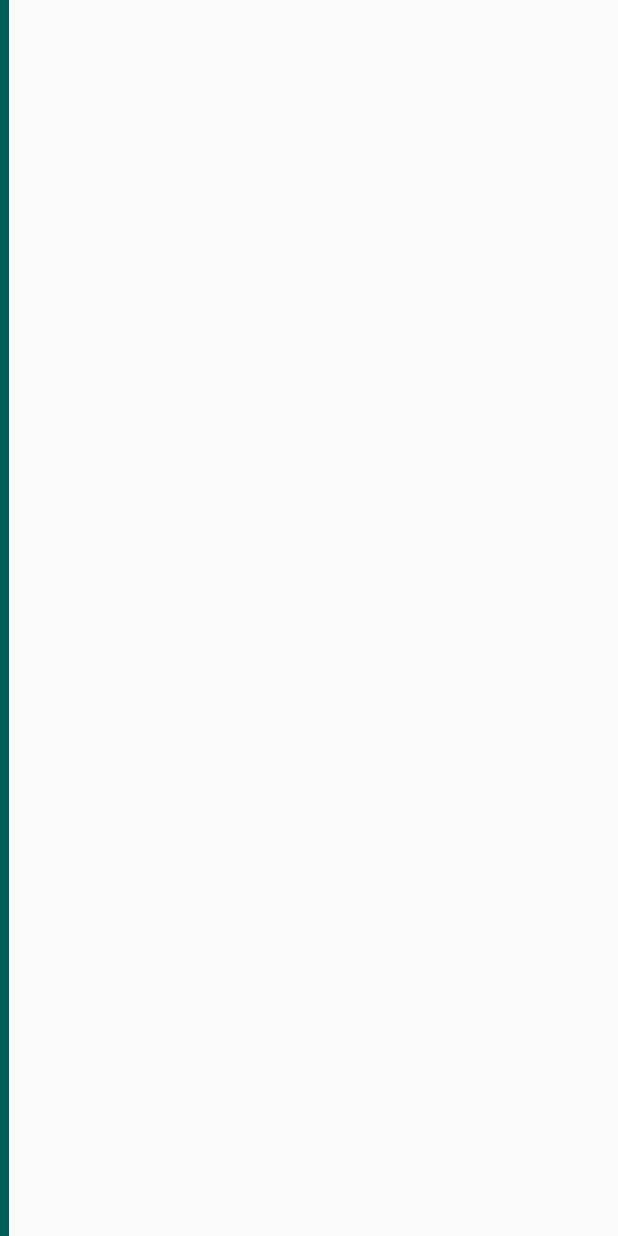
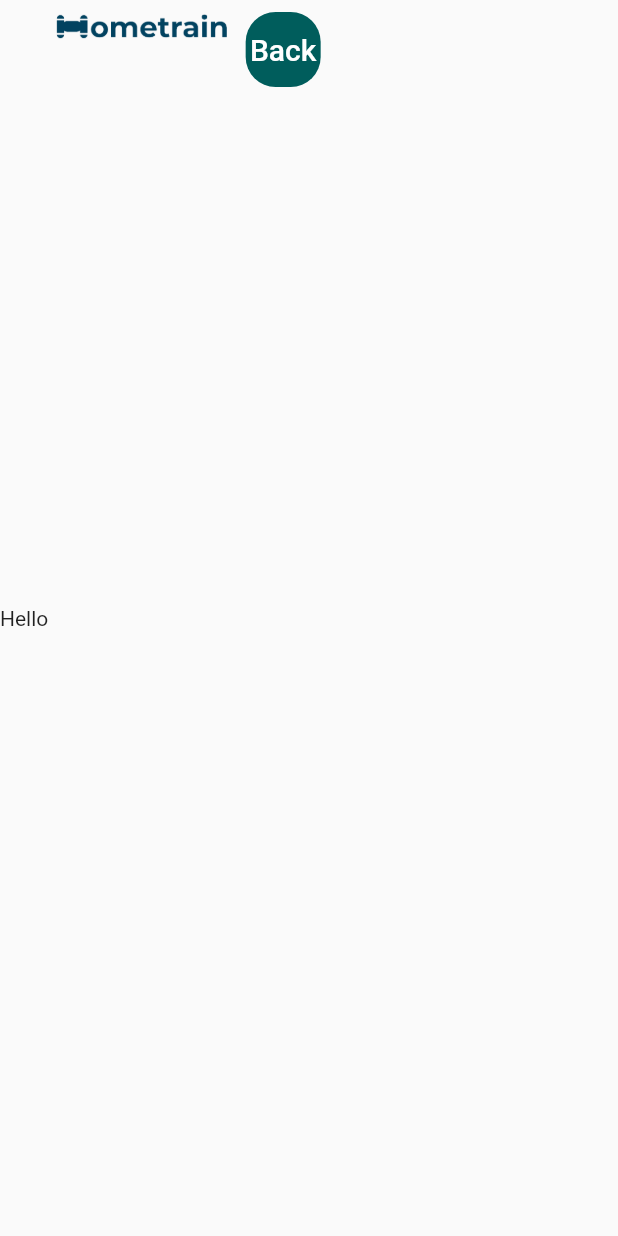
Before and after one commit to vibhavrajkumar/hometrain, a Flutter app: the Signin_Builder screen opened directly, on a phone screen of 412 x 824 dp. Run offline on Flutter 3.47's test engine with Material 2 defaults, Android fonts, the phone set to English and light mode, and no system bars.

Commit message:
framework for signin page

```diff
--- a/home_train/lib/main.dart
+++ b/home_train/lib/main.dart
@@ -71,27 +71,27 @@
 
       body: Row(
        mainAxisAlignment: MainAxisAlignment.spaceAround,
-       crossAxisAlignment: CrossAxisAlignment.start,
+       //crossAxisAlignment: CrossAxisAlignment.start,
         children: <Widget>[
           Stack(
             children: <Widget>[
              Align(
-              alignment: FractionalOffset(0.2, 0.3),
+              alignment: FractionalOffset.topCenter,
               child: Image.asset(
-                "assets/logo.png",width: width*0.8,
+                "assets/logo.png",width: width*0.3,
                 ), //logo upload
               ),
 
               Positioned(
               bottom: 150,
-              right: 25,
+              //right: 25,
               child: TextButton(onPressed:(){
                 Navigator.push(context,
                   MaterialPageRoute(builder: (context) => const Signin_Builder()),
                 );
               },child:Container(
                 height: 50,
-                width: 250,
+                width: 300,
                 color: Colors.transparent,
                 child: Container(
                   decoration: const BoxDecoration(
@@ -109,10 +109,10 @@
               ),
               Positioned(
               bottom: 50,
-              right: 25,
+              //right: 25,
               child: TextButton(onPressed:(){},child:Container(
                 height: 50,
-                width: 250,
+                width: 300,
                 color: Colors.transparent,
                 child: Container(
                   decoration: const BoxDecoration(
--- a/home_train/lib/signin_widgets.dart
+++ b/home_train/lib/signin_widgets.dart
@@ -1,31 +1,47 @@
 import 'package:flutter/material.dart';
 
 class Signin_Builder extends StatefulWidget{
-
+ const Signin_Builder({Key? key}) : super(key: key);
   @override
   State<StatefulWidget> createState() => _signin();
-
-
 }
 
 class _signin extends State<Signin_Builder>{
   @override
+
   Widget build(BuildContext context){
+    double width = MediaQuery.of(context).size.width;
     return Scaffold(
       body: Row(
         children: <Widget>[
+          const Text("Hello"),
           Align(
-            alignment: FractionalOffset.center,
-            child: Container(
-              decoration: BoxDecoration(
-                color: const Color.fromARGB(255, 0, 0, 0),
-                border: Border.all(
-                  color: const Color.fromRGBO(0, 93, 92, 1.0),
-                  width: 3
+              alignment: FractionalOffset.topCenter,
+              child: Image.asset(
+                "assets/logo.png",width: width*0.3,
+                ), //logo upload
+              ),
+          Align(
+            alignment: FractionalOffset.topLeft,
+            child: TextButton(onPressed: (){Navigator.pop(context);},
+              child: Container(
+                height: 50,
+                width: 50,
+                color: Colors.transparent,
+                child: Container(
+                  decoration: const BoxDecoration(
+                    color: Color.fromRGBO(0, 93, 92,1.0),
+                    borderRadius: BorderRadius.all(Radius.circular(20.0))
+                  ),
+                  child: const Center(
+                    child: Text("Back",
+                    style: TextStyle(fontSize: 20, color: Colors.white),
+                    textAlign: TextAlign.center,),
+                  )
                 )
-              ),
-            )
-            )
+              )
+              )
+          )
         ]
       )
     );
```
